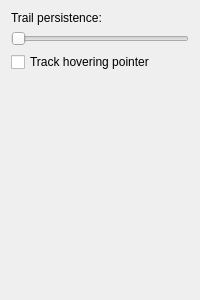
drawpile/Drawpile, file src/client/ui/lasersettings.ui: the form before one commit.
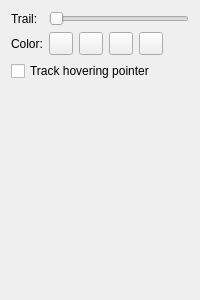
The form after the commit. Custom widgets are drawn as their Qt base class.

Commit message: Laser pointer quick color changing

```diff
--- a/src/client/ui/lasersettings.ui
+++ b/src/client/ui/lasersettings.ui
@@ -13,15 +13,15 @@
   <property name="windowTitle">
    <string>Form</string>
   </property>
-  <layout class="QVBoxLayout" name="verticalLayout">
-   <item>
+  <layout class="QFormLayout" name="formLayout">
+   <item row="0" column="0">
     <widget class="QLabel" name="label">
      <property name="text">
-      <string>Trail persistence:</string>
+      <string>Trail:</string>
      </property>
     </widget>
    </item>
-   <item>
+   <item row="0" column="1">
     <widget class="QSlider" name="persistence">
      <property name="minimum">
       <number>1</number>
@@ -40,28 +40,109 @@
      </property>
     </widget>
    </item>
-   <item>
+   <item row="2" column="0">
+    <widget class="QLabel" name="label_2">
+     <property name="text">
+      <string>Color:</string>
+     </property>
+    </widget>
+   </item>
+   <item row="2" column="1">
+    <layout class="QHBoxLayout" name="horizontalLayout">
+     <item>
+      <widget class="ColorButton" name="color0">
+       <property name="checkable">
+        <bool>true</bool>
+       </property>
+       <property name="autoExclusive">
+        <bool>true</bool>
+       </property>
+       <property name="autoRaise">
+        <bool>false</bool>
+       </property>
+       <property name="locked">
+        <bool>true</bool>
+       </property>
+      </widget>
+     </item>
+     <item>
+      <widget class="ColorButton" name="color1">
+       <property name="checkable">
+        <bool>true</bool>
+       </property>
+       <property name="autoExclusive">
+        <bool>true</bool>
+       </property>
+       <property name="color">
+        <color>
+         <red>255</red>
+         <green>0</green>
+         <blue>0</blue>
+        </color>
+       </property>
+       <property name="locked">
+        <bool>true</bool>
+       </property>
+      </widget>
+     </item>
+     <item>
+      <widget class="ColorButton" name="color2">
+       <property name="checkable">
+        <bool>true</bool>
+       </property>
+       <property name="autoExclusive">
+        <bool>true</bool>
+       </property>
+       <property name="color">
+        <color>
+         <red>0</red>
+         <green>255</green>
+         <blue>0</blue>
+        </color>
+       </property>
+       <property name="locked">
+        <bool>true</bool>
+       </property>
+      </widget>
+     </item>
+     <item>
+      <widget class="ColorButton" name="color3">
+       <property name="checkable">
+        <bool>true</bool>
+       </property>
+       <property name="autoExclusive">
+        <bool>true</bool>
+       </property>
+       <property name="color">
+        <color>
+         <red>0</red>
+         <green>0</green>
+         <blue>255</blue>
+        </color>
+       </property>
+       <property name="locked">
+        <bool>true</bool>
+       </property>
+      </widget>
+     </item>
+    </layout>
+   </item>
+   <item row="3" column="0" colspan="2">
     <widget class="QCheckBox" name="trackpointer">
      <property name="text">
       <string>Track hovering pointer</string>
      </property>
     </widget>
    </item>
-   <item>
-    <spacer name="verticalSpacer">
-     <property name="orientation">
-      <enum>Qt::Vertical</enum>
-     </property>
-     <property name="sizeHint" stdset="0">
-      <size>
-       <width>20</width>
-       <height>217</height>
-      </size>
-     </property>
-    </spacer>
-   </item>
   </layout>
  </widget>
+ <customwidgets>
+  <customwidget>
+   <class>ColorButton</class>
+   <extends>QToolButton</extends>
+   <header>widgets/colorbutton.h</header>
+  </customwidget>
+ </customwidgets>
  <resources/>
  <connections/>
 </ui>
```
The commit also changes 4 other files.
